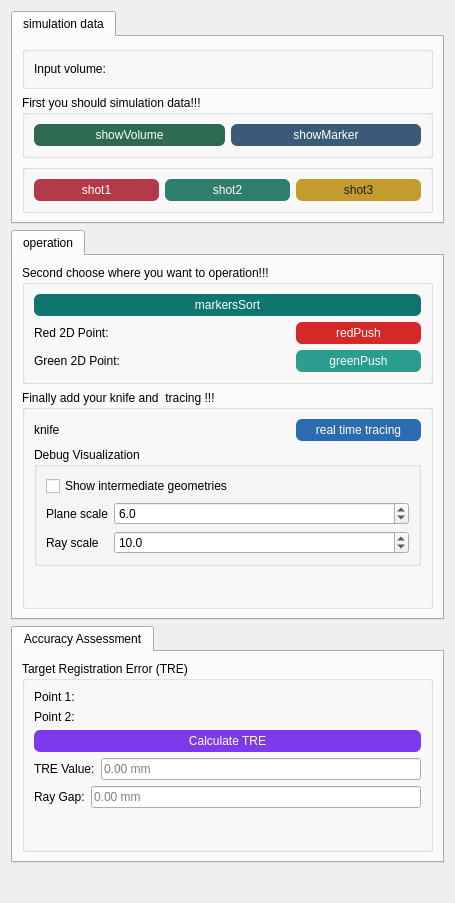
Above: Resources/UI/Biplane.ui from CodingHHW/Biplane before the change. Below: the same form after it.
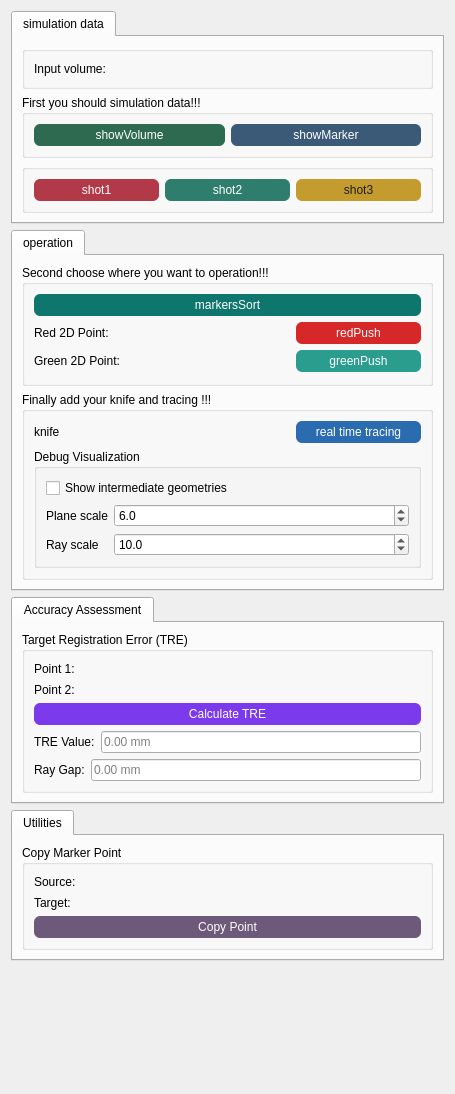
That is the form after the change. Custom widgets are drawn as their Qt base class.

Commit message: Fix UI layout and add Utilities tab

```diff
--- a/Resources/UI/Biplane.ui
+++ b/Resources/UI/Biplane.ui
@@ -7,7 +7,7 @@
     <x>0</x>
     <y>0</y>
     <width>455</width>
-    <height>903</height>
+    <height>1094</height>
    </rect>
   </property>
   <layout class="QVBoxLayout" name="verticalLayout">
@@ -75,22 +75,22 @@
            <layout class="QHBoxLayout" name="horizontalLayout">
             <item>
              <widget class="QPushButton" name="showVolumeButton">
-              <property name="text">
-               <string>showVolume</string>
-              </property>
               <property name="styleSheet">
                <string>QPushButton { background-color: #2d6a4f; color: white; border-radius: 6px; padding: 4px 10px; } QPushButton:hover { background-color: #1b4332; }</string>
               </property>
+              <property name="text">
+               <string>showVolume</string>
+              </property>
              </widget>
             </item>
             <item>
              <widget class="QPushButton" name="showMarkerButton">
-              <property name="text">
-               <string>showMarker</string>
-              </property>
               <property name="styleSheet">
                <string>QPushButton { background-color: #3a5a78; color: white; border-radius: 6px; padding: 4px 10px; } QPushButton:hover { background-color: #2b4158; }</string>
               </property>
+              <property name="text">
+               <string>showMarker</string>
+              </property>
              </widget>
             </item>
            </layout>
@@ -108,12 +108,12 @@
            <layout class="QVBoxLayout" name="verticalLayout_2">
             <item>
              <widget class="QPushButton" name="shot1AllButton">
-              <property name="text">
-               <string>shot1</string>
-              </property>
               <property name="styleSheet">
                <string>QPushButton { background-color: #b23a48; color: white; border-radius: 6px; padding: 4px 10px; } QPushButton:hover { background-color: #8a2b36; }</string>
               </property>
+              <property name="text">
+               <string>shot1</string>
+              </property>
              </widget>
             </item>
            </layout>
@@ -122,12 +122,12 @@
            <layout class="QVBoxLayout" name="verticalLayout_3">
             <item>
              <widget class="QPushButton" name="shot2AllButton">
-              <property name="text">
-               <string>shot2</string>
-              </property>
               <property name="styleSheet">
                <string>QPushButton { background-color: #2f7d6d; color: white; border-radius: 6px; padding: 4px 10px; } QPushButton:hover { background-color: #225c51; }</string>
               </property>
+              <property name="text">
+               <string>shot2</string>
+              </property>
              </widget>
             </item>
            </layout>
@@ -136,12 +136,12 @@
            <layout class="QVBoxLayout" name="verticalLayout_4">
             <item>
              <widget class="QPushButton" name="shot3AllButton">
-              <property name="text">
-               <string>shot3</string>
-              </property>
               <property name="styleSheet">
                <string>QPushButton { background-color: #c49b2d; color: #1d1d1d; border-radius: 6px; padding: 4px 10px; } QPushButton:hover { background-color: #a37e1f; }</string>
               </property>
+              <property name="text">
+               <string>shot3</string>
+              </property>
              </widget>
             </item>
            </layout>
@@ -171,12 +171,12 @@
          <layout class="QVBoxLayout" name="verticalLayout_5">
           <item>
            <widget class="QPushButton" name="markersSortButton">
-            <property name="text">
-             <string>markersSort</string>
-            </property>
             <property name="styleSheet">
              <string>QPushButton { background-color: #0f766e; color: white; border-radius: 6px; padding: 4px 10px; } QPushButton:hover { background-color: #0a5b55; }</string>
             </property>
+            <property name="text">
+             <string>markersSort</string>
+            </property>
            </widget>
           </item>
           <item>
@@ -184,7 +184,7 @@
             <item>
              <widget class="QLabel" name="label_6">
               <property name="text">
-               <string>Red 2D Point:    </string>
+               <string>Red 2D Point:  </string>
               </property>
              </widget>
             </item>
@@ -214,12 +214,12 @@
             </item>
             <item>
              <widget class="QPushButton" name="redPushButton">
+              <property name="styleSheet">
+               <string>QPushButton { background-color: #d62828; color: white; border-radius: 6px; padding: 4px 10px; } QPushButton:hover { background-color: #a91f1f; }</string>
+              </property>
               <property name="text">
-               <string>redPush</string>
+               <string> redPush </string>
               </property>
-             <property name="styleSheet">
-              <string>QPushButton { background-color: #d62828; color: white; border-radius: 6px; padding: 4px 10px; } QPushButton:hover { background-color: #a91f1f; }</string>
-             </property>
              </widget>
             </item>
            </layout>
@@ -259,12 +259,12 @@
             </item>
             <item>
              <widget class="QPushButton" name="greenPushButton">
+              <property name="styleSheet">
+               <string>QPushButton { background-color: #2a9d8f; color: white; border-radius: 6px; padding: 4px 10px; } QPushButton:hover { background-color: #1e7369; }</string>
+              </property>
               <property name="text">
                <string>greenPush</string>
               </property>
-             <property name="styleSheet">
-              <string>QPushButton { background-color: #2a9d8f; color: white; border-radius: 6px; padding: 4px 10px; } QPushButton:hover { background-color: #1e7369; }</string>
-             </property>
              </widget>
             </item>
            </layout>
@@ -275,7 +275,7 @@
        <item>
         <widget class="QGroupBox" name="groupBox_3">
          <property name="title">
-          <string>Finally add your knife and  tracing !!!</string>
+          <string>Finally add your knife and tracing !!!</string>
          </property>
          <layout class="QVBoxLayout" name="verticalLayout_6">
           <item>
@@ -313,12 +313,12 @@
             </item>
             <item>
              <widget class="QPushButton" name="tracingPushButton">
+              <property name="styleSheet">
+               <string>QPushButton { background-color: #2b6cb0; color: white; border-radius: 6px; padding: 4px 10px; } QPushButton:hover { background-color: #214f82; }</string>
+              </property>
               <property name="text">
                <string>real time tracing</string>
               </property>
-             <property name="styleSheet">
-              <string>QPushButton { background-color: #2b6cb0; color: white; border-radius: 6px; padding: 4px 10px; } QPushButton:hover { background-color: #214f82; }</string>
-             </property>
              </widget>
             </item>
            </layout>
@@ -350,20 +350,20 @@
                </item>
                <item row="0" column="1">
                 <widget class="QDoubleSpinBox" name="debugPlaneScaleSpinBox">
+                 <property name="decimals">
+                  <number>1</number>
+                 </property>
                  <property name="minimum">
-                  <double>1.0</double>
+                  <double>1.000000000000000</double>
                  </property>
                  <property name="maximum">
-                  <double>50.0</double>
+                  <double>50.000000000000000</double>
                  </property>
                  <property name="singleStep">
-                  <double>0.5</double>
+                  <double>0.500000000000000</double>
                  </property>
                  <property name="value">
-                  <double>6.0</double>
-                 </property>
-                 <property name="decimals">
-                  <number>1</number>
+                  <double>6.000000000000000</double>
                  </property>
                 </widget>
                </item>
@@ -376,20 +376,20 @@
                </item>
                <item row="1" column="1">
                 <widget class="QDoubleSpinBox" name="debugRayScaleSpinBox">
+                 <property name="decimals">
+                  <number>1</number>
+                 </property>
                  <property name="minimum">
-                  <double>1.0</double>
+                  <double>1.000000000000000</double>
                  </property>
                  <property name="maximum">
-                  <double>50.0</double>
+                  <double>50.000000000000000</double>
                  </property>
                  <property name="singleStep">
-                  <double>0.5</double>
+                  <double>0.500000000000000</double>
                  </property>
                  <property name="value">
-                  <double>10.0</double>
-                 </property>
-                 <property name="decimals">
-                  <number>1</number>
+                  <double>10.000000000000000</double>
                  </property>
                 </widget>
                </item>
@@ -398,19 +398,6 @@
             </layout>
            </widget>
           </item>
-          <item>
-           <spacer name="verticalSpacer_2">
-            <property name="orientation">
-             <enum>Qt::Vertical</enum>
-            </property>
-            <property name="sizeHint" stdset="0">
-             <size>
-              <width>20</width>
-              <height>40</height>
-             </size>
-            </property>
-           </spacer>
-          </item>
          </layout>
         </widget>
        </item>
@@ -500,12 +487,12 @@
           </item>
           <item>
            <widget class="QPushButton" name="calculateTREButton">
+            <property name="styleSheet">
+             <string>QPushButton { background-color: #7c3aed; color: white; border-radius: 6px; padding: 4px 10px; } QPushButton:hover { background-color: #5b21b6; }</string>
+            </property>
             <property name="text">
              <string>Calculate TRE</string>
             </property>
-           <property name="styleSheet">
-            <string>QPushButton { background-color: #7c3aed; color: white; border-radius: 6px; padding: 4px 10px; } QPushButton:hover { background-color: #5b21b6; }</string>
-           </property>
            </widget>
           </item>
           <item>
@@ -529,39 +516,117 @@
             </item>
            </layout>
           </item>
-         <item>
-          <layout class="QHBoxLayout" name="horizontalLayout_12">
-           <item>
-            <widget class="QLabel" name="label_11">
-             <property name="text">
-              <string>Ray Gap:</string>
-             </property>
-            </widget>
-           </item>
-           <item>
-            <widget class="QLineEdit" name="lineGapDisplay">
-             <property name="readOnly">
-              <bool>true</bool>
-             </property>
-             <property name="placeholderText">
-              <string>0.00 mm</string>
-             </property>
-            </widget>
-           </item>
-          </layout>
-         </item>
           <item>
-           <spacer name="verticalSpacer_3">
-            <property name="orientation">
-             <enum>Qt::Vertical</enum>
+           <layout class="QHBoxLayout" name="horizontalLayout_12">
+            <item>
+             <widget class="QLabel" name="label_11">
+              <property name="text">
+               <string>Ray Gap:</string>
+              </property>
+             </widget>
+            </item>
+            <item>
+             <widget class="QLineEdit" name="lineGapDisplay">
+              <property name="readOnly">
+               <bool>true</bool>
+              </property>
+              <property name="placeholderText">
+               <string>0.00 mm</string>
+              </property>
+             </widget>
+            </item>
+           </layout>
+          </item>
+         </layout>
+        </widget>
+       </item>
+      </layout>
+     </widget>
+    </widget>
+   </item>
+   <item>
+    <widget class="QTabWidget" name="tabWidget_4">
+     <property name="currentIndex">
+      <number>0</number>
+     </property>
+     <widget class="QWidget" name="tab_copyPoint">
+      <attribute name="title">
+       <string>Utilities</string>
+      </attribute>
+      <layout class="QVBoxLayout" name="verticalLayout_copyTab">
+       <item>
+        <widget class="QGroupBox" name="groupBox_copyPoint">
+         <property name="title">
+          <string>Copy Marker Point</string>
+         </property>
+         <layout class="QVBoxLayout" name="verticalLayout_copyPoint">
+          <item>
+           <layout class="QHBoxLayout" name="horizontalLayout_copyPointSource">
+            <item>
+             <widget class="QLabel" name="label_copySource">
+              <property name="text">
+               <string>Source:</string>
+              </property>
+             </widget>
+            </item>
+            <item>
+             <widget class="qMRMLNodeComboBox" name="copySourceSelector">
+              <property name="nodeTypes">
+               <stringlist notr="true">
+                <string>vtkMRMLMarkupsFiducialNode</string>
+               </stringlist>
+              </property>
+              <property name="showChildNodeTypes">
+               <bool>false</bool>
+              </property>
+              <property name="addEnabled">
+               <bool>false</bool>
+              </property>
+              <property name="removeEnabled">
+               <bool>false</bool>
+              </property>
+             </widget>
+            </item>
+           </layout>
+          </item>
+          <item>
+           <layout class="QHBoxLayout" name="horizontalLayout_copyPointTarget">
+            <item>
+             <widget class="QLabel" name="label_copyTarget">
+              <property name="text">
+               <string>Target:</string>
+              </property>
+             </widget>
+            </item>
+            <item>
+             <widget class="qMRMLNodeComboBox" name="copyTargetSelector">
+              <property name="nodeTypes">
+               <stringlist notr="true">
+                <string>vtkMRMLMarkupsFiducialNode</string>
+               </stringlist>
+              </property>
+              <property name="showChildNodeTypes">
+               <bool>false</bool>
+              </property>
+              <property name="addEnabled">
+               <bool>false</bool>
+              </property>
+              <property name="removeEnabled">
+               <bool>false</bool>
+              </property>
+             </widget>
+            </item>
+           </layout>
+          </item>
+          <item>
+           <widget class="QPushButton" name="copyPointButton">
+            <property name="styleSheet">
+             <string>QPushButton { background-color: #6d597a; color: white; border-radius: 6px; padding: 4px 10px; } QPushButton:hover { background-color: #5b4a66; }</string>
             </property>
-            <property name="sizeHint" stdset="0">
-             <size>
-              <width>20</width>
-              <height>40</height>
-             </size>
+            <property name="text">
+             <string>Copy Point</string>
             </property>
-           </spacer>
+           </widget>
           </item>
          </layout>
         </widget>
```
The commit also changes 1 other file.
